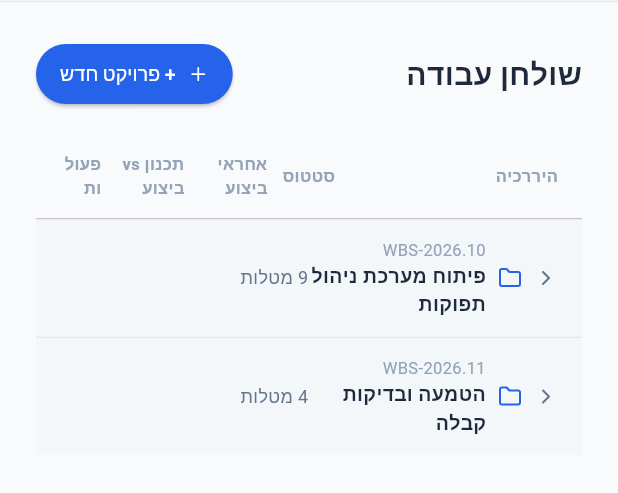
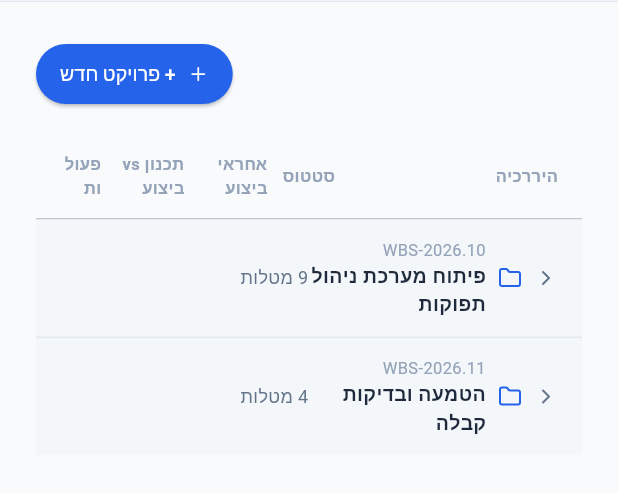
Before and after one commit to shira-rosenfeld/PulseApp, a Flutter app: the ManagerWorkspace screen opened directly, after a tap on "WBS-2026.10", on a phone screen of 412 x 824 dp, the part 94-587 px from its top. Run offline on Flutter 3.47's test engine with Material 3 defaults, Android fonts, the phone set to English and light mode, and no system bars; our stand-ins replace flutter_riverpod, lucide_icons_flutter; missing offline and left inert: dart:js_interop; Roboto replaces fonts that are missing (Segoe UI); statements that could not run were skipped.

Commit message:
Worker UI cleanup and app bar branding
- Worker app bar: remove week-number selector; add Pulse logo + title
  + 'מערכת לניהול משימות' subtitle (mirroring the manager header style)
- Filter: exclude 'חדש' (newTask) from 'פתוח לדיווח' (OPEN) — new tasks
  are visible only under 'הכל' (ALL); update corresponding test
- app_strings.dart: remove unused managerWorkspace constant ('שולחן עבודה')
- manager_workspace.dart: remove the 'שולחן עבודה' toolbar title text;
  align remaining button to end

https://claude.ai/code/session_01WN9mG1DbB9WqpMMJaC1CbZ

```diff
--- a/pulse_frontend/lib/core/app_strings.dart
+++ b/pulse_frontend/lib/core/app_strings.dart
@@ -2,7 +2,6 @@ class AppStrings {
   static const String appTitle = 'Pulse';
   static const String appSubtitle = 'ניהול תפוקות וביצוע';
   static const String searchPlaceholder = 'חיפוש יעד, תפוקה או עובד...';
-  static const String managerWorkspace = 'שולחן עבודה';
   static const String managerTag = 'מנהל';
   static const String advancedFilter = 'סינון מתקדם';
   static const String newProject = '+ פרויקט חדש';
--- a/pulse_frontend/lib/providers/worker_providers.dart
+++ b/pulse_frontend/lib/providers/worker_providers.dart
@@ -138,7 +138,7 @@ final filteredWorkerTasksProvider = Provider<List<WorkerTask>>((ref) {
 
   return tasks.where((task) {
     if (filter == 'ALL') return true;
-    if (filter == 'OPEN') return [WorkItemStatus.newTask, WorkItemStatus.inProgress, WorkItemStatus.onHold].contains(task.status);
+    if (filter == 'OPEN') return [WorkItemStatus.inProgress, WorkItemStatus.onHold].contains(task.status);
     if (filter == 'CLOSED') return [WorkItemStatus.done, WorkItemStatus.canceled].contains(task.status);
     return true;
   }).toList();
--- a/pulse_frontend/lib/ui/manager_workspace.dart
+++ b/pulse_frontend/lib/ui/manager_workspace.dart
@@ -135,10 +135,7 @@ class ManagerWorkspace extends ConsumerWidget {
 
   Widget _buildToolbar(BuildContext context) {
     return Row(
-      mainAxisAlignment: MainAxisAlignment.spaceBetween,
-      children: [
-        const Text(AppStrings.managerWorkspace, style: TextStyle(fontSize: 20, fontWeight: FontWeight.bold, color: Color(0xFF1E293B))),
-        Row(
+      mainAxisAlignment: MainAxisAlignment.end,
       children: [
         ElevatedButton.icon(
           icon: const Icon(LucideIcons.plus, size: 14),
@@ -150,8 +147,6 @@ class ManagerWorkspace extends ConsumerWidget {
             padding: const EdgeInsets.symmetric(horizontal: 16, vertical: 10),
           ),
         ),
-          ],
-        )
       ],
     );
   }
```
Also changed, not shown: pulse_frontend/lib/ui/worker_workspace.dart (+15 -23 lines), 1 other file. Lines whose indentation alone changed are shown as unchanged.
